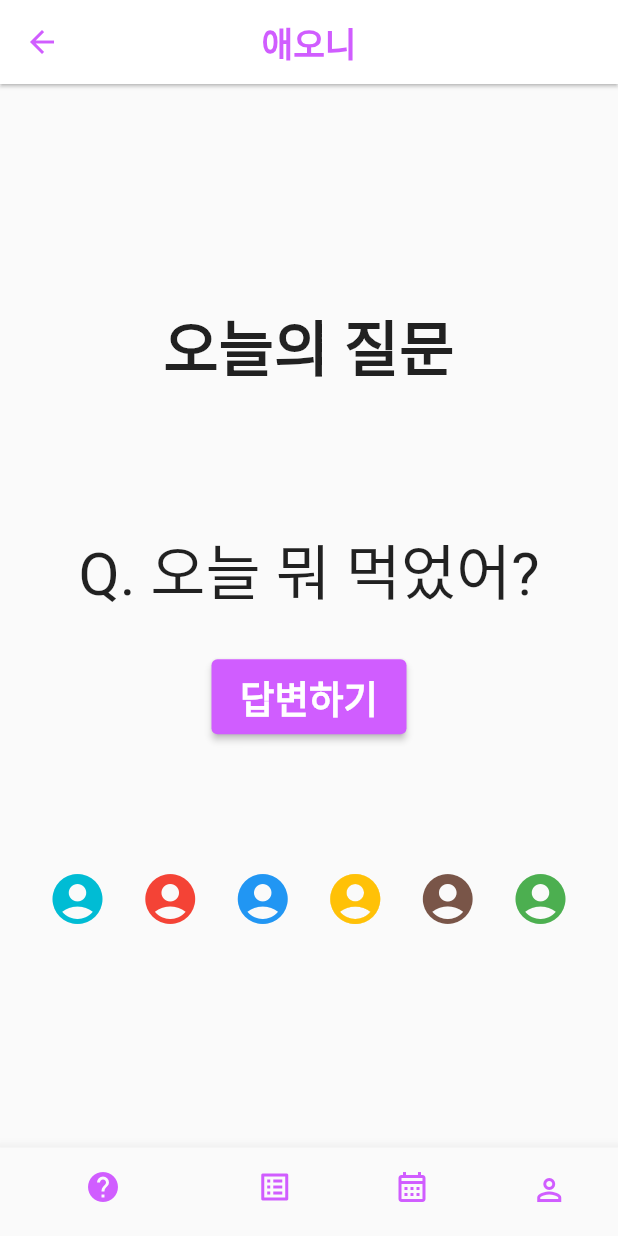
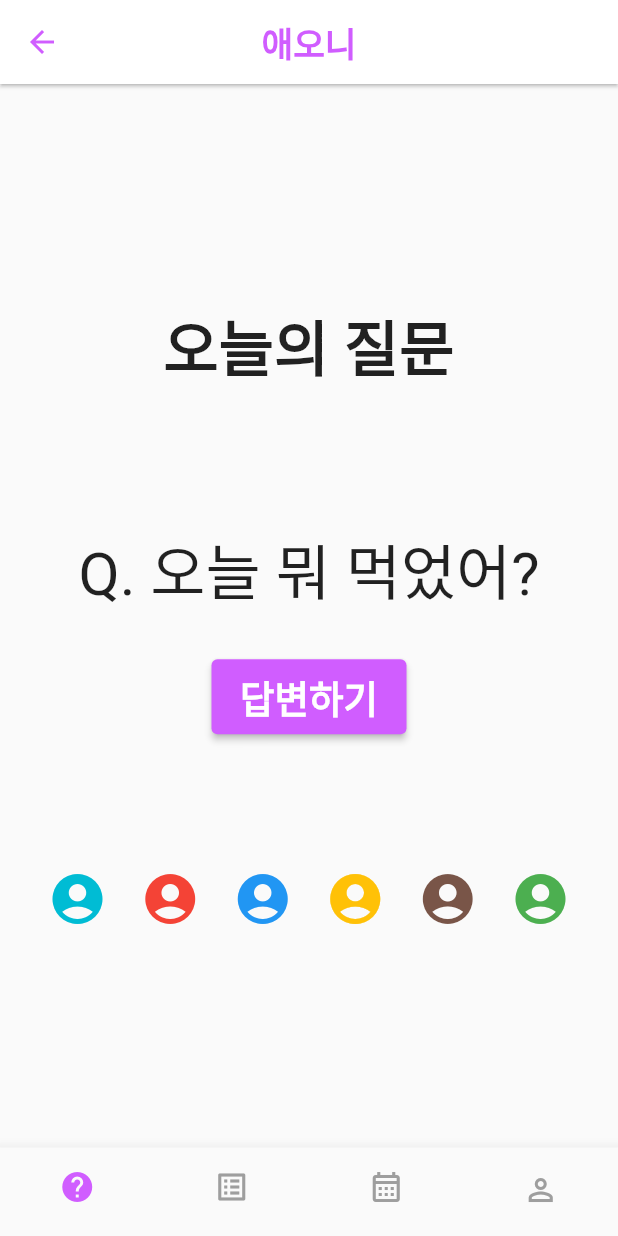
Before and after one commit to cej3827/ummmm, a Flutter app: the screen it shows after launch, on a phone screen of 412 x 824 dp. Run offline on Flutter 3.47's test engine with Material 2 defaults, Android fonts, the phone set to English and light mode, and no system bars; Roboto replaces fonts that are missing (cafe).

Commit message:
[front] 하단바 이슈 해결!!!!!!

```diff
--- a/newflutter/lib/main.dart
+++ b/newflutter/lib/main.dart
@@ -18,7 +18,7 @@ class _MyAppState extends State<MyApp> {
   var tab = 0;
 
   @override
-  build(context) {
+  Widget build(BuildContext context) {
     return Scaffold(
       appBar: AppBar(
         // 상단바
@@ -38,6 +38,8 @@ class _MyAppState extends State<MyApp> {
       bottomNavigationBar: BottomNavigationBar(
         showUnselectedLabels: false,
         showSelectedLabels: false,
+        currentIndex: tab,
+        type: BottomNavigationBarType.fixed,
         onTap: (i) {
           setState(() {
             tab = i;
@@ -46,25 +48,26 @@ class _MyAppState extends State<MyApp> {
         items: [
           BottomNavigationBarItem(
             label: '오늘의 질문',
-            icon: Icon(Icons.help_outline, color: Color(0xFFD05DFF),),
+            icon: Icon(Icons.help_outline,),
             activeIcon: Icon(Icons.help),
           ),
           BottomNavigationBarItem(
             label: '질문 리스트',
-            icon: Icon(Icons.list_alt_outlined, color: Color(0xFFD05DFF),),
+            icon: Icon(Icons.list_alt_outlined, ),
             activeIcon: Icon(Icons.list_alt),
           ),
           BottomNavigationBarItem(
             label: '캘린더',
-            icon: Icon(Icons.calendar_month_outlined, color: Color(0xFFD05DFF),),
+            icon: Icon(Icons.calendar_month_outlined, ),
             activeIcon: Icon(Icons.calendar_month),
           ),
           BottomNavigationBarItem(
             label: 'MY',
-            icon: Icon(Icons.perm_identity_outlined, color: Color(0xFFD05DFF),),
+            icon: Icon(Icons.perm_identity_outlined, ),
             activeIcon: Icon(Icons.person),
           ),
         ],
+
       ), // 하단바 달기
     );
   } // build
--- a/newflutter/lib/style.dart
+++ b/newflutter/lib/style.dart
@@ -3,6 +3,7 @@ import 'package:flutter/material.dart';
 var theme = ThemeData(
     bottomNavigationBarTheme: BottomNavigationBarThemeData(
       selectedItemColor: Color(0xFFD05DFF),
+      unselectedItemColor: Colors.grey,
     ),
   appBarTheme: AppBarTheme(
     color: Color(0xFFD05DFF),
```
